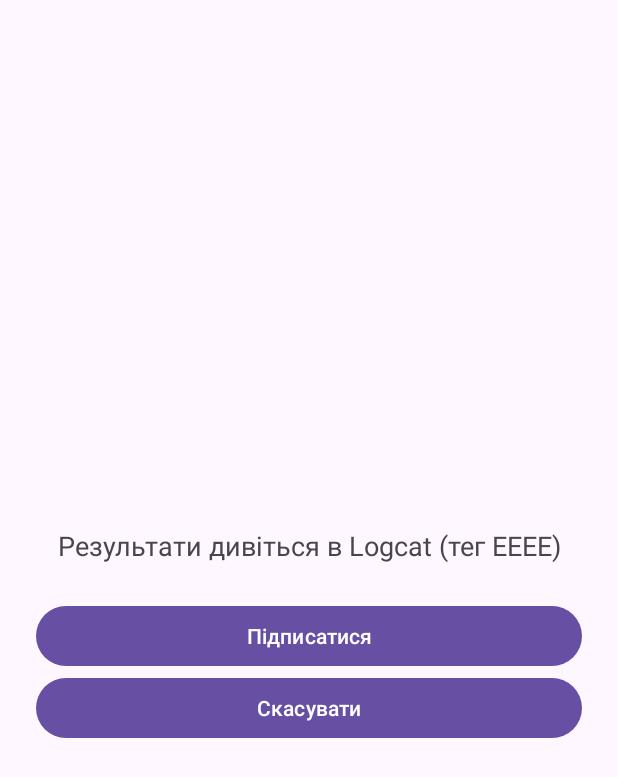
After one commit to shchursasha1/kotlin-course, an Android app: the FlowComparisonActivity screen opened directly, with no data from a screen before it, on a phone screen of 412 x 824 dp. The commit adds this screen. Shown: the top 777 px of the screen. Run offline under Robolectric (Android 15) with nearby library versions, the phone set to English and light mode, and no system bars; our stand-ins replace Timber.

Commit message:
add Android homework 2.11 - Flow vs StateFlow

```diff
--- a/android/android_homeworks/app/src/main/AndroidManifest.xml
+++ b/android/android_homeworks/app/src/main/AndroidManifest.xml
@@ -40,6 +40,8 @@
 
         <activity android:name=".flow.DownloadActivity" />
 
+        <activity android:name=".flowcomparison.FlowComparisonActivity" />
+
         <activity
             android:name=".DetailsActivity"
             android:exported="true">
--- a/android/android_homeworks/app/src/main/java/com/example/homework2_1/MainActivity.kt
+++ b/android/android_homeworks/app/src/main/java/com/example/homework2_1/MainActivity.kt
@@ -13,6 +13,7 @@ import androidx.core.view.WindowInsetsCompat
 import com.example.homework2_1.coroutines.CoroutineErrorsActivity
 import com.example.homework2_1.coroutines.DiceCoroutinesActivity
 import com.example.homework2_1.flow.DownloadActivity
+import com.example.homework2_1.flowcomparison.FlowComparisonActivity
 import timber.log.Timber
 
 class MainActivity : AppCompatActivity() {
@@ -94,6 +95,10 @@ class MainActivity : AppCompatActivity() {
         findViewById<Button>(R.id.openDownloadButton).setOnClickListener {
             startActivity(Intent(this, DownloadActivity::class.java))
         }
+
+        findViewById<Button>(R.id.openFlowComparisonButton).setOnClickListener {
+            startActivity(Intent(this, FlowComparisonActivity::class.java))
+        }
     }
 
     override fun onStart() {
--- /dev/null
+++ b/android/android_homeworks/app/src/main/java/com/example/homework2_1/flowcomparison/CalculationViewModel.kt
@@ -0,0 +1,52 @@
+package com.example.homework2_1.flowcomparison
+
+import android.util.Log
+import androidx.lifecycle.ViewModel
+import androidx.lifecycle.viewModelScope
+import kotlinx.coroutines.delay
+import kotlinx.coroutines.flow.MutableStateFlow
+import kotlinx.coroutines.flow.StateFlow
+import kotlinx.coroutines.flow.asStateFlow
+import kotlinx.coroutines.launch
+import java.math.BigInteger
+import kotlin.time.Duration.Companion.milliseconds
+
+class CalculationViewModel : ViewModel() {
+
+    // Experiment 1: cold Flow. To test it, uncomment this block,
+    // comment out Experiment 2 below and add imports for Flow and flow.
+    // It runs only while someone collects it and starts from 1 for every new collector.
+    //
+    // val fib: Flow<BigInteger> = flow {
+    //     var f1 = BigInteger.ONE
+    //     var f2 = BigInteger.ONE
+    //     while (true) {
+    //         Log.i("EEEE", "ViewModel: $f1")
+    //         emit(f1)
+    //         delay(500.milliseconds)
+    //         val next = f1 + f2
+    //         f1 = f2
+    //         f2 = next
+    //     }
+    // }
+
+    // Experiment 2: hot StateFlow. It is calculated in the ViewModel
+    // all the time, even when nobody collects it.
+    private val _fib = MutableStateFlow(BigInteger.ONE)
+    val fib: StateFlow<BigInteger> = _fib.asStateFlow()
+
+    init {
+        viewModelScope.launch {
+            var f1 = BigInteger.ONE
+            var f2 = BigInteger.ONE
+            while (true) {
+                Log.i("EEEE", "ViewModel: $f1")
+                _fib.emit(f1)
+                delay(500.milliseconds)
+                val next = f1 + f2
+                f1 = f2
+                f2 = next
+            }
+        }
+    }
+}
--- /dev/null
+++ b/android/android_homeworks/app/src/main/java/com/example/homework2_1/flowcomparison/FlowComparisonActivity.kt
@@ -0,0 +1,65 @@
+package com.example.homework2_1.flowcomparison
+
+import android.os.Bundle
+import android.util.Log
+import android.widget.Toast
+import androidx.activity.enableEdgeToEdge
+import androidx.activity.viewModels
+import androidx.appcompat.app.AppCompatActivity
+import androidx.core.view.ViewCompat
+import androidx.core.view.WindowInsetsCompat
+import androidx.lifecycle.Lifecycle
+import androidx.lifecycle.lifecycleScope
+import androidx.lifecycle.repeatOnLifecycle
+import com.example.homework2_1.databinding.ActivityFlowComparisonBinding
+import kotlinx.coroutines.Job
+import kotlinx.coroutines.launch
+import java.math.BigInteger
+
+// Flow (cold) vs StateFlow (hot): results are in Logcat, tag EEEE
+class FlowComparisonActivity : AppCompatActivity() {
+
+    private lateinit var binding: ActivityFlowComparisonBinding
+
+    private val viewModel: CalculationViewModel by viewModels()
+
+    private var fibonacciJob: Job? = null
+
+    override fun onCreate(savedInstanceState: Bundle?) {
+        super.onCreate(savedInstanceState)
+        enableEdgeToEdge()
+        binding = ActivityFlowComparisonBinding.inflate(layoutInflater)
+        setContentView(binding.root)
+        ViewCompat.setOnApplyWindowInsetsListener(binding.root) { v, insets ->
+            val systemBars = insets.getInsets(WindowInsetsCompat.Type.systemBars())
+            v.setPadding(systemBars.left, systemBars.top, systemBars.right, systemBars.bottom)
+            insets
+        }
+
+        // by viewModels() is lazy: this line creates the ViewModel right away.
+        // The same hashCode after rotation means the same ViewModel.
+        Log.d("EEEE", "Activity created, ViewModel: ${viewModel.hashCode()}")
+
+        // Click on "Підписатися"
+        binding.btnSubscribe.setOnClickListener {
+            if (fibonacciJob != null) {
+                Toast.makeText(this, "Already subscribed", Toast.LENGTH_SHORT).show()
+                return@setOnClickListener
+            }
+
+            fibonacciJob = lifecycleScope.launch {
+                repeatOnLifecycle(Lifecycle.State.RESUMED) {
+                    viewModel.fib.collect { elem: BigInteger ->
+                        Log.d("EEEE", "Activity : $elem")
+                    }
+                }
+            }
+        }
+
+        // Click on "Скасувати"
+        binding.btnCancel.setOnClickListener {
+            fibonacciJob?.cancel()
+            fibonacciJob = null
+        }
+    }
+}
--- /dev/null
+++ b/android/android_homeworks/app/src/main/res/layout/activity_flow_comparison.xml
@@ -0,0 +1,34 @@
+<?xml version="1.0" encoding="utf-8"?>
+<LinearLayout xmlns:android="http://schemas.android.com/apk/res/android"
+    xmlns:tools="http://schemas.android.com/tools"
+    android:id="@+id/main"
+    android:layout_width="match_parent"
+    android:layout_height="match_parent"
+    android:gravity="center"
+    android:orientation="vertical"
+    tools:context=".flowcomparison.FlowComparisonActivity">
+
+    <!-- All results are in Logcat, tag EEEE -->
+    <TextView
+        android:layout_width="match_parent"
+        android:layout_height="wrap_content"
+        android:layout_margin="24dp"
+        android:gravity="center"
+        android:text="@string/fib_logcat_hint"
+        android:textSize="18sp" />
+
+    <Button
+        android:id="@+id/btnSubscribe"
+        android:layout_width="match_parent"
+        android:layout_height="wrap_content"
+        android:layout_marginHorizontal="24dp"
+        android:text="@string/fib_subscribe" />
+
+    <Button
+        android:id="@+id/btnCancel"
+        android:layout_width="match_parent"
+        android:layout_height="wrap_content"
+        android:layout_marginHorizontal="24dp"
+        android:text="@string/fib_cancel" />
+
+</LinearLayout>
--- a/android/android_homeworks/app/src/main/res/layout/activity_main.xml
+++ b/android/android_homeworks/app/src/main/res/layout/activity_main.xml
@@ -131,4 +131,10 @@
         android:layout_height="wrap_content"
         android:text="@string/open_download" />
 
+    <Button
+        android:id="@+id/openFlowComparisonButton"
+        android:layout_width="match_parent"
+        android:layout_height="wrap_content"
+        android:text="@string/open_flow_comparison" />
+
 </LinearLayout>
--- a/android/android_homeworks/app/src/main/res/values/strings.xml
+++ b/android/android_homeworks/app/src/main/res/values/strings.xml
@@ -17,6 +17,10 @@
     <string name="open_download">Завантаження файлу (Flow)</string>
     <string name="download_file">Скачати файл</string>
     <string name="download_cancel">Скасувати</string>
+    <string name="open_flow_comparison">Flow vs StateFlow (Фібоначчі)</string>
+    <string name="fib_logcat_hint">Результати дивіться в Logcat (тег EEEE)</string>
+    <string name="fib_subscribe">Підписатися</string>
+    <string name="fib_cancel">Скасувати</string>
     <string name="open_coroutine_errors">Помилки та скасування корутин</string>
     <string name="errors_logcat_hint">Результати дивіться в Logcat (тег CoroutineErrors)</string>
     <string name="errors_start">Start</string>
```
